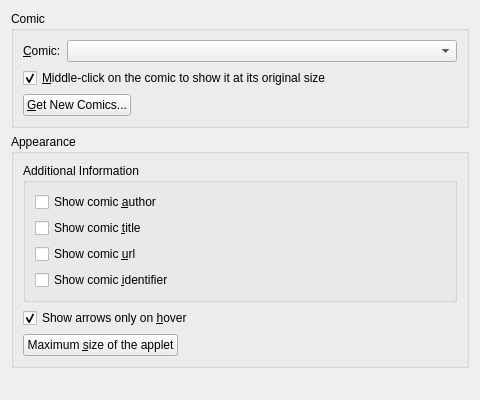
KDE/kdeplasma-addons, file applets/comic/config.ui: the form before one commit.
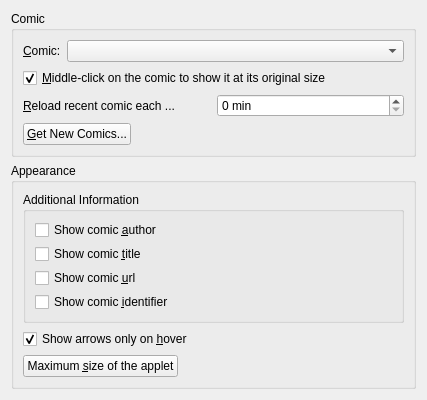
The form after the commit. Custom widgets are drawn as their Qt base class.

Commit message: Adds the option to reload the comic each x minutes.

What changed in the file:
```diff
--- a/applets/comic/config.ui
+++ b/applets/comic/config.ui
@@ -5,7 +5,7 @@
    <rect>
     <x>0</x>
     <y>0</y>
-    <width>480</width>
+    <width>427</width>
     <height>400</height>
    </rect>
   </property>
@@ -70,6 +70,42 @@
           </property>
          </widget>
         </item>
+        <item>
+         <layout class="QHBoxLayout" name="horizontalLayout_2" >
+          <property name="sizeConstraint" >
+           <enum>QLayout::SetDefaultConstraint</enum>
+          </property>
+          <item>
+           <widget class="QLabel" name="label_2" >
+            <property name="toolTip" >
+             <string>Stored positions are not ignored.</string>
+            </property>
+            <property name="text" >
+             <string>&amp;Reload recent comic each ...</string>
+            </property>
+            <property name="buddy" >
+             <cstring>spinBox_Reload</cstring>
+            </property>
+           </widget>
+          </item>
+          <item>
+           <widget class="QSpinBox" name="spinBox_Reload" >
+            <property name="sizePolicy" >
+             <sizepolicy vsizetype="Fixed" hsizetype="Minimum" >
+              <horstretch>0</horstretch>
+              <verstretch>0</verstretch>
+             </sizepolicy>
+            </property>
+            <property name="suffix" >
+             <string> min</string>
+            </property>
+            <property name="maximum" >
+             <number>600</number>
+            </property>
+           </widget>
+          </item>
+         </layout>
+        </item>
         <item>
          <spacer name="verticalSpacer_2" >
           <property name="orientation" >
```
The commit also changes 4 other files.
